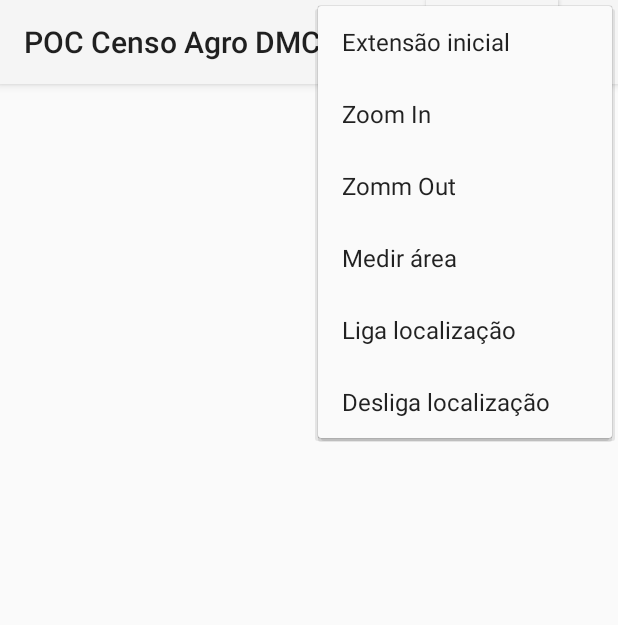
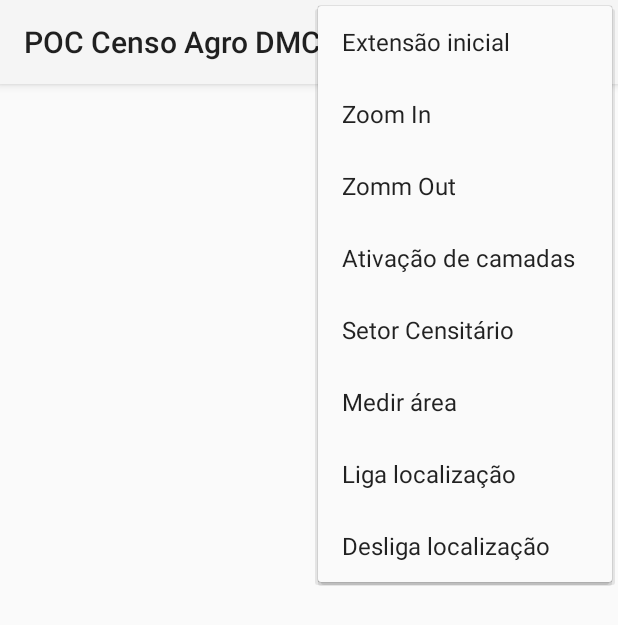
Before and after one commit to ctoledo-img-com-br/POCCensoAgroDMC, an Android app: the screen it shows after launch (MainActivity), with the options menu open, on a phone screen of 412 x 824 dp. Shown: the top 625 px of the screen. Run offline under Robolectric (Android 15) with nearby library versions, the phone set to English and light mode, and no system bars; libraries missing offline, so code that uses them is left out: com.esri.android, com.esri.core; 29 statements that could not run were skipped.

Commit message:
#15 Filtro dinâmico

```diff
--- a/app/src/main/java/com/imagem/poc/poccensoagrodmc/MainActivity.java
+++ b/app/src/main/java/com/imagem/poc/poccensoagrodmc/MainActivity.java
@@ -2,20 +2,24 @@ package com.imagem.poc.poccensoagrodmc;
 
 import android.app.Activity;
 import android.content.Context;
+import android.content.DialogInterface;
 import android.graphics.Color;
 import android.location.Location;
 import android.location.LocationListener;
 import android.location.LocationManager;
 import android.os.Bundle;
+import android.support.v7.app.AlertDialog;
 import android.support.v7.app.AppCompatActivity;
 import android.support.v7.widget.PopupMenu;
 import android.support.v7.widget.Toolbar;
+import android.view.LayoutInflater;
 import android.view.Menu;
 import android.view.MenuItem;
 import android.view.View;
 import android.widget.AdapterView;
 import android.widget.ArrayAdapter;
 import android.widget.Button;
+import android.widget.EditText;
 import android.widget.FrameLayout;
 import android.widget.ListView;
 import android.widget.Toast;
@@ -69,6 +73,8 @@ public class MainActivity extends AppCompatActivity {
 
     private List<GeodatabaseFeatureTable> gdbTables = null;
     private GraphicsLayer locationLayer = null;
+    private GraphicsLayer graphicsLayer = null;
+    private Endereco[] enderecos = null;
 
     LocationManager locationManager = null;
     LocationListener locationListener = null;
@@ -89,14 +95,10 @@ public class MainActivity extends AppCompatActivity {
         Toolbar myToolbar = (Toolbar) findViewById(R.id.my_toolbar);
         setSupportActionBar(myToolbar);
 
-        final Button button = (Button) findViewById(R.id.btn_camadas);
-        button.setOnClickListener(new View.OnClickListener() {
-              public void onClick(View v) {
-                  visualizacaoCamadas(v);
-              }
-        });
+        ArcGISRuntime.setClientId("gZK3c64UFVTUmPcI");
 
-        ArcGISRuntime.setClientId("gZK3c64UFVTUmPcI");
+        graphicsLayer = new GraphicsLayer();
+        graphicsLayer.setName(getResources().getString(R.string.enderecos));
 
         ArcGISLocalTiledLayer basemap = new ArcGISLocalTiledLayer(basemapPath);
         basemap.setName(getResources().getString(R.string.mapabase));
@@ -148,12 +150,13 @@ public class MainActivity extends AppCompatActivity {
         mapView.addLayer(layerShpPonto);
         mapView.addLayer(layerShpLinha);
         mapView.addLayer(locationLayer);
+        mapView.addLayer(graphicsLayer);
 
         mViewContainer = (FrameLayout) findViewById(R.id.main_activity_view_container);
         mViewContainer.addView(mapView);
 
-        final Endereco enderecos[] = loadEnderecos();
-        loadGraphiLayerFromArray(enderecos);
+        enderecos = loadEnderecos();
+        loadGraphiLayerFromArray(enderecos, "");
         loadListFromArray(enderecos);
 
     }
@@ -180,6 +183,14 @@ public class MainActivity extends AppCompatActivity {
                 mapView.zoomout();
                 return true;
 
+            case R.id.camadas:
+                visualizacaoCamadas(findViewById(R.id.my_toolbar));
+                return true;
+
+            case R.id.filtro:
+                filtroSetorCensitario();
+                return true;
+
             case R.id.measure:
                 enableMeasure();
                 return true;
@@ -199,9 +210,9 @@ public class MainActivity extends AppCompatActivity {
     }
 
 
-    private void loadGraphiLayerFromArray(Endereco[] enderecos) {
+    private void loadGraphiLayerFromArray(Endereco[] enderecos, String setorCensitario) {
 
-        final GraphicsLayer graphicsLayer = new GraphicsLayer();
+        graphicsLayer.removeAll();
 
         final SimpleMarkerSymbol dentroAOI = new SimpleMarkerSymbol(
                 Color.GREEN, 16, SimpleMarkerSymbol.STYLE.CIRCLE);
@@ -213,8 +224,10 @@ public class MainActivity extends AppCompatActivity {
 
             SimpleMarkerSymbol simpleMarker = null;
 
+            String where = "COD_MUN_CEP5 = '" + setorCensitario  + "'";
+
             QueryParameters setorOI = new QueryParameters();
-            setorOI.setWhere("COD_MUN_CEP5 = '330455 20211'");
+            setorOI.setWhere(where);
             setorOI.setOutFields(new String[]{"COD_MUN_CEP5"});
             setorOI.setGeometry(e.getPoint());
             setorOI.setSpatialRelationship(SpatialRelationship.WITHIN);
@@ -229,7 +242,7 @@ public class MainActivity extends AppCompatActivity {
 
                 public void onCallback(FeatureResult featureIterator) {
                     if (featureIterator.featureCount() > 0) {
-                        graphicsLayer.addGraphic(new Graphic(e.getPoint(), dentroAOI));;
+                        graphicsLayer.addGraphic(new Graphic(e.getPoint(), dentroAOI));
                     } else {
                         graphicsLayer.addGraphic(new Graphic(e.getPoint(), foraAOI));
                     }
@@ -239,19 +252,17 @@ public class MainActivity extends AppCompatActivity {
 
         }
 
-        graphicsLayer.setName(getResources().getString(R.string.enderecos));
-        mapView.addLayer(graphicsLayer);
     }
 
     private void loadListFromArray(final Endereco[] enderecos) {
 
         ListView lvEnderecos = (ListView) findViewById(R.id.listViewEnderecos);
-        List<String> alEnderecos = new ArrayList<String>();
+        List<String> alEnderecos = new ArrayList<>();
         for (Endereco e : enderecos) {
             alEnderecos.add(e.getNome());
         }
 
-        ArrayAdapter<String> adapter = new ArrayAdapter<String>(
+        ArrayAdapter<String> adapter = new ArrayAdapter<>(
                 this,
                 android.R.layout.simple_list_item_1,
                 alEnderecos);
@@ -417,5 +428,23 @@ public class MainActivity extends AppCompatActivity {
         getMeasure().startDraw();
     }
 
+    private void filtroSetorCensitario() {
+        LayoutInflater inflater = getLayoutInflater();
+        final View dialoglayout = inflater.inflate(R.layout.dialog_filter, null);
+        AlertDialog.Builder builder = new AlertDialog.Builder(this);
+        builder.setView(dialoglayout);
+        builder.setTitle(R.string.filtro);
+        builder.setPositiveButton(R.string.ok, new DialogInterface.OnClickListener() {
 
+            @Override
+            public void onClick(DialogInterface dialog, int id) {
+                EditText etCodSetor = (EditText)(dialoglayout.findViewById(R.id.filtro));
+                String codSetor = etCodSetor.getText().toString();
+                loadGraphiLayerFromArray(enderecos, codSetor);
+            }
+        });
+
+        builder.setNegativeButton(R.string.cancel, null);
+        builder.show();
+    }
 }
--- a/app/src/main/res/layout/activity_main.xml
+++ b/app/src/main/res/layout/activity_main.xml
@@ -16,14 +16,6 @@
         android:elevation="4dp"
         android:theme="@style/ThemeOverlay.AppCompat.ActionBar"
         app:popupTheme="@style/ThemeOverlay.AppCompat.Light">
-        <Button
-            android:id="@+id/btn_camadas"
-            android:layout_width="wrap_content"
-            android:layout_height="?attr/actionBarSize"
-            android:text="Camadas"
-            android:layout_gravity="right"
-            android:background="?attr/colorPrimary"
-            />
     </android.support.v7.widget.Toolbar>
 
 
--- a/app/src/main/res/menu/map_tools.xml
+++ b/app/src/main/res/menu/map_tools.xml
@@ -13,6 +13,12 @@
     <item android:id="@+id/zoomOut"
         android:title="@string/zoom_out"
         android:icon="@mipmap/ic_launcher"/>
+    <item android:id="@+id/camadas"
+        android:title="@string/camadas"
+        android:icon="@mipmap/ic_launcher"/>
+    <item android:id="@+id/filtro"
+        android:title="@string/filtro"
+        android:icon="@mipmap/ic_launcher"/>
     <item android:id="@+id/measure"
         android:title="@string/measure"
         android:icon="@mipmap/ic_launcher"/>
--- a/app/src/main/res/values/strings.xml
+++ b/app/src/main/res/values/strings.xml
@@ -6,11 +6,14 @@
     <string name="measure">Medir área</string>
     <string name="localizacao_on">Liga localização</string>
     <string name="localizacao_off">Desliga localização</string>
-    <string name="camadas">Visualização de camadas</string>
+    <string name="camadas">Ativação de camadas</string>
     <string name="enderecos">Endereços</string>
     <string name="estacoes">Estações do VLT</string>
     <string name="percurso">Percurso do VLT</string>
     <string name="setores">Setores Censitário</string>
     <string name="municipios">Municípios</string>
     <string name="mapabase">Mapa Base</string>
+    <string name="filtro">Setor Censitário</string>
+    <string name="ok">Filtra</string>
+    <string name="cancel">Cancela</string>
 </resources>
```
Also changed, not shown: app/src/main/res/layout/dialog_filter.xml (added, +14 -0 lines).
